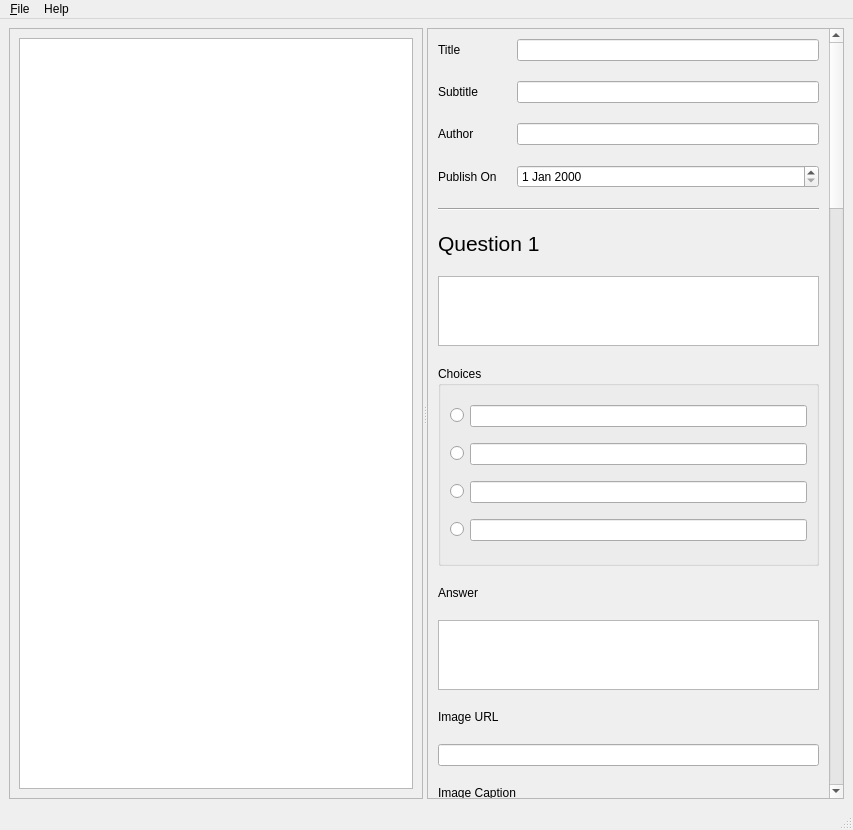
Before: the Qt Designer form src/ui/ui_main_window.ui in johnneed/kwiz-kreator, drawn with Qt 5.
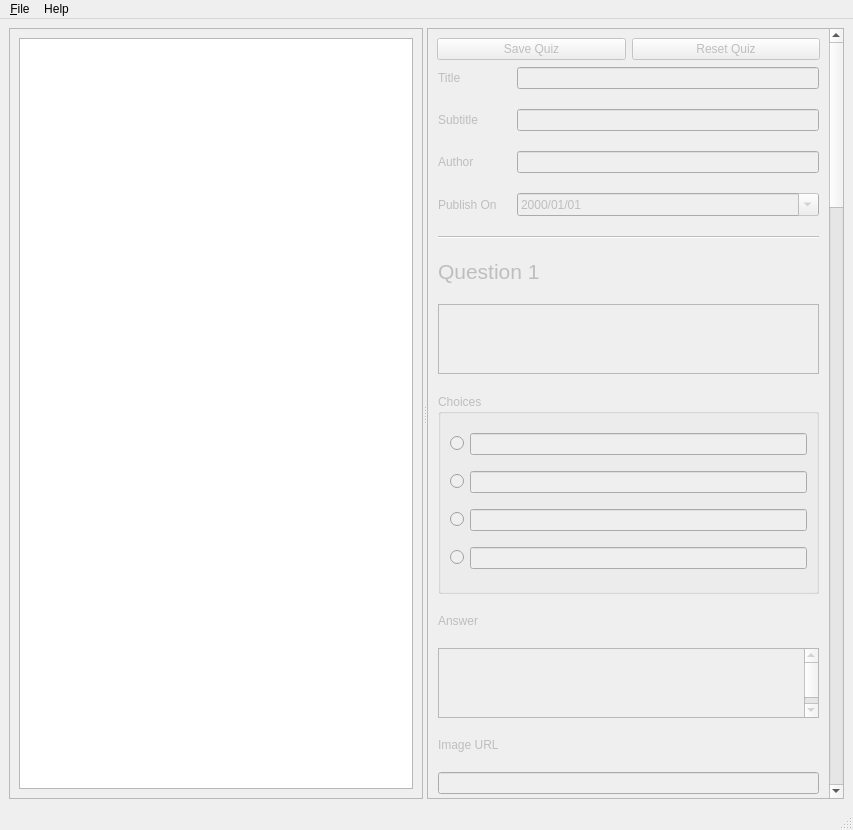
After: the same form once the commit is applied. Icons and pictures are not drawn.

Patch:
```diff
--- a/src/ui/ui_main_window.ui
+++ b/src/ui/ui_main_window.ui
@@ -56,16 +56,37 @@
         <bool>true</bool>
        </property>
        <widget class="QWidget" name="scrollAreaWidgetContents_2">
+        <property name="enabled">
+         <bool>false</bool>
+        </property>
         <property name="geometry">
          <rect>
           <x>0</x>
           <y>0</y>
           <width>402</width>
-          <height>2935</height>
+          <height>2968</height>
          </rect>
         </property>
         <layout class="QGridLayout" name="gridLayout_4">
          <item row="0" column="0">
+          <layout class="QHBoxLayout" name="horizontalLayout">
+           <item>
+            <widget class="QPushButton" name="saveQuizButton">
+             <property name="text">
+              <string>Save Quiz</string>
+             </property>
+            </widget>
+           </item>
+           <item>
+            <widget class="QPushButton" name="resetQuizButton">
+             <property name="text">
+              <string>Reset Quiz</string>
+             </property>
+            </widget>
+           </item>
+          </layout>
+         </item>
+         <item row="2" column="0">
           <layout class="QVBoxLayout" name="quizVerticalLayout" stretch="0,0,0,0,0,0,0,0,0,0,0">
            <property name="spacing">
             <number>20</number>
@@ -150,6 +171,12 @@
                                                                     date do you want to quiz to appear on?&lt;/p&gt;&lt;/body&gt;&lt;/html&gt;
                                                                 </string>
                </property>
+               <property name="displayFormat">
+                <string>yyyy/MM/dd</string>
+               </property>
+               <property name="calendarPopup">
+                <bool>true</bool>
+               </property>
               </widget>
              </item>
             </layout>
@@ -328,6 +355,7 @@
 &lt;/style&gt;&lt;/head&gt;&lt;body style=&quot; font-family:'Ubuntu'; font-size:11pt; font-weight:400; font-style:normal;&quot;&gt;
 &lt;p style=&quot; margin-top:0px; margin-bottom:0px; margin-left:0px; margin-right:0px; -qt-block-indent:0; text-indent:0px;&quot;&gt;                                                                    &lt;/p&gt;
 &lt;p style=&quot; margin-top:0px; margin-bottom:0px; margin-left:0px; margin-right:0px; -qt-block-indent:0; text-indent:0px;&quot;&gt;                                                                     &lt;/p&gt;
+&lt;p style=&quot; margin-top:0px; margin-bottom:0px; margin-left:0px; margin-right:0px; -qt-block-indent:0; text-indent:0px;&quot;&gt;                                                                     &lt;/p&gt;
 &lt;p style=&quot; margin-top:0px; margin-bottom:0px; margin-left:0px; margin-right:0px; -qt-block-indent:0; text-indent:0px;&quot;&gt;                                                                 &lt;/p&gt;&lt;/body&gt;&lt;/html&gt;</string>
                </property>
               </widget>
```
Left out of the diff: 67 changed lines with no effect on the pictures.
